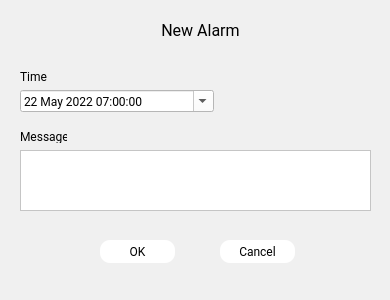
Old version of the form alarm_dialog.ui in the repository fireflies1988/HealthcareVirtualAssistant.
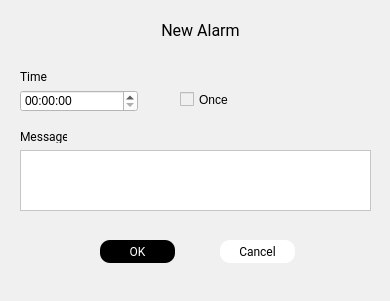
New version of the form. Icons and pictures are not drawn.

Diff of the .ui file:
```diff
--- a/alarm_dialog.ui
+++ b/alarm_dialog.ui
@@ -7,7 +7,7 @@
     <x>0</x>
     <y>0</y>
     <width>390</width>
-    <height>300</height>
+    <height>301</height>
    </rect>
   </property>
   <property name="windowTitle">
@@ -38,37 +38,6 @@
     <string>Message</string>
    </property>
   </widget>
-  <widget class="QDateTimeEdit" name="alarm_time">
-   <property name="geometry">
-    <rect>
-     <x>20</x>
-     <y>90</y>
-     <width>194</width>
-     <height>22</height>
-    </rect>
-   </property>
-   <property name="font">
-    <font>
-     <family>Roboto</family>
-    </font>
-   </property>
-   <property name="styleSheet">
-    <string notr="true">background: #fff</string>
-   </property>
-   <property name="dateTime">
-    <datetime>
-     <hour>7</hour>
-     <minute>0</minute>
-     <second>0</second>
-     <year>2022</year>
-     <month>5</month>
-     <day>22</day>
-    </datetime>
-   </property>
-   <property name="calendarPopup">
-    <bool>true</bool>
-   </property>
-  </widget>
   <widget class="QLabel" name="label_2">
    <property name="geometry">
     <rect>
@@ -168,7 +137,8 @@
     </font>
    </property>
    <property name="styleSheet">
-    <string notr="true">background: white;
+    <string notr="true">background: #000;
+color: #fff;
 border: none;
 border-radius: 10px</string>
    </property>
@@ -176,6 +146,32 @@
     <string>OK</string>
    </property>
   </widget>
+  <widget class="QTimeEdit" name="alarm_time">
+   <property name="geometry">
+    <rect>
+     <x>20</x>
+     <y>90</y>
+     <width>118</width>
+     <height>22</height>
+    </rect>
+   </property>
+   <property name="styleSheet">
+    <string notr="true">background:white</string>
+   </property>
+  </widget>
+  <widget class="QCheckBox" name="isOnce">
+   <property name="geometry">
+    <rect>
+     <x>180</x>
+     <y>91</y>
+     <width>70</width>
+     <height>17</height>
+    </rect>
+   </property>
+   <property name="text">
+    <string>Once</string>
+   </property>
+  </widget>
  </widget>
  <resources/>
  <connections/>
```
